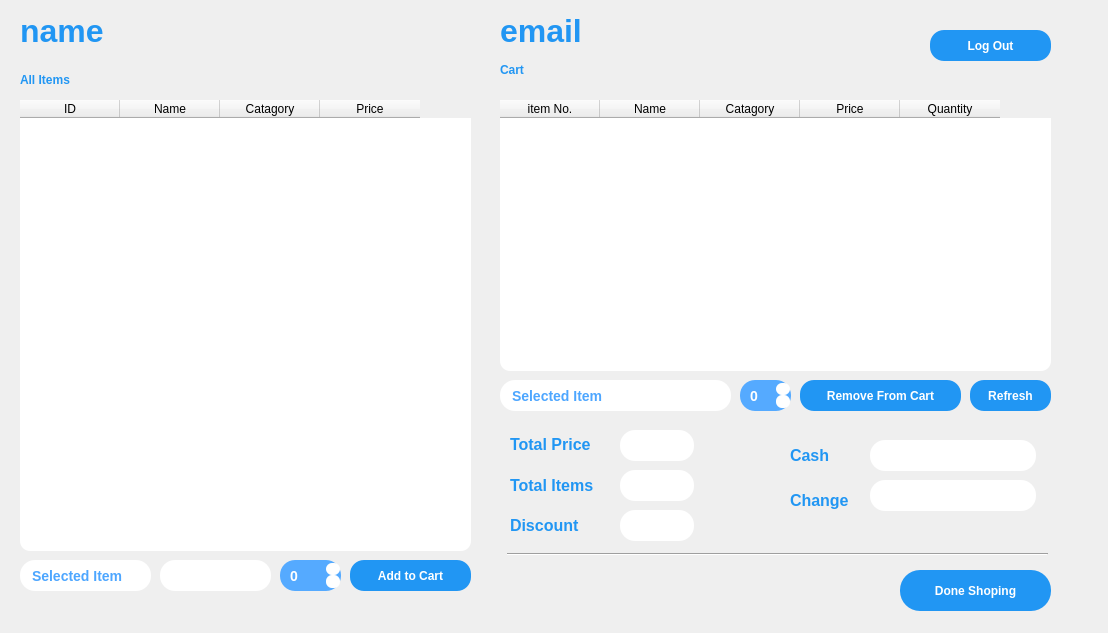
Above: InventorySysytem-GUI/customerview.ui from umerghafoor/Open-Inventory before the change. Below: the same form after it.
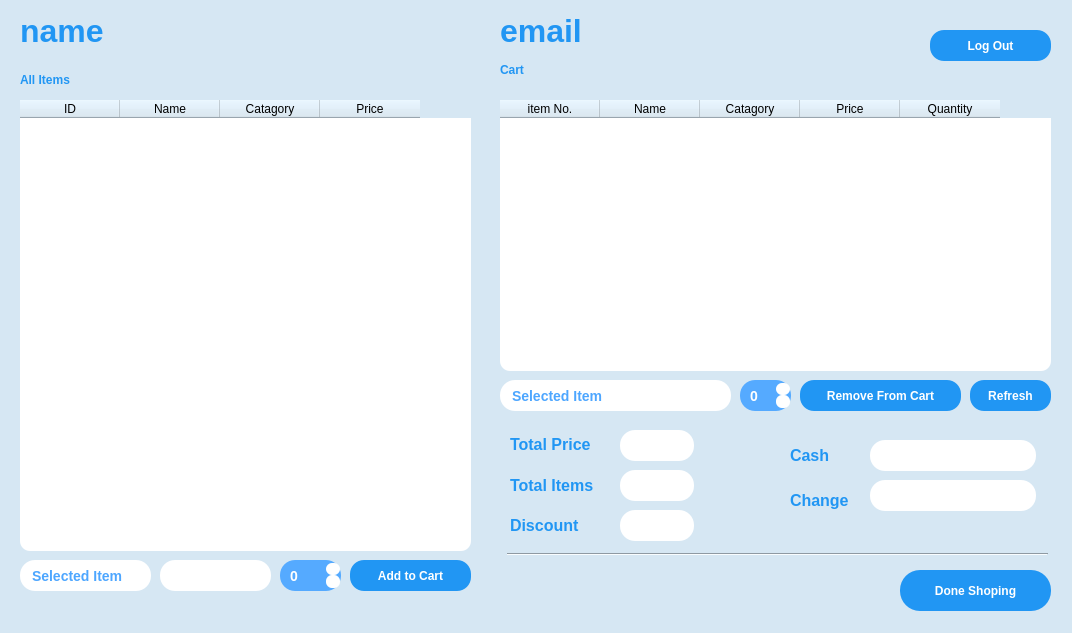
That is the form after the change. Icons and pictures are not drawn.

```diff
--- a/InventorySysytem-GUI/customerview.ui
+++ b/InventorySysytem-GUI/customerview.ui
@@ -6,13 +6,16 @@
    <rect>
     <x>0</x>
     <y>0</y>
-    <width>1108</width>
+    <width>1072</width>
     <height>633</height>
    </rect>
   </property>
   <property name="windowTitle">
    <string>MainWindow</string>
   </property>
+  <property name="styleSheet">
+   <string notr="true">background-color:rgb(214, 231, 243);</string>
+  </property>
   <widget class="QWidget" name="centralwidget">
    <widget class="QLabel" name="nameLabel">
     <property name="geometry">
```
